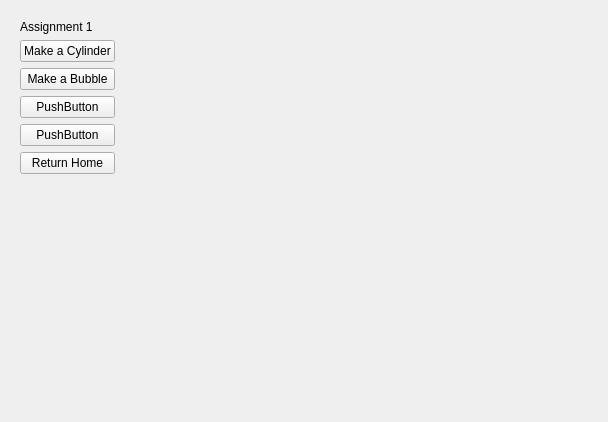
Above: resources/widget/Assignment1Widget/Widget.ui from cnbdragon/GundamPy before the change. Below: the same form after it.
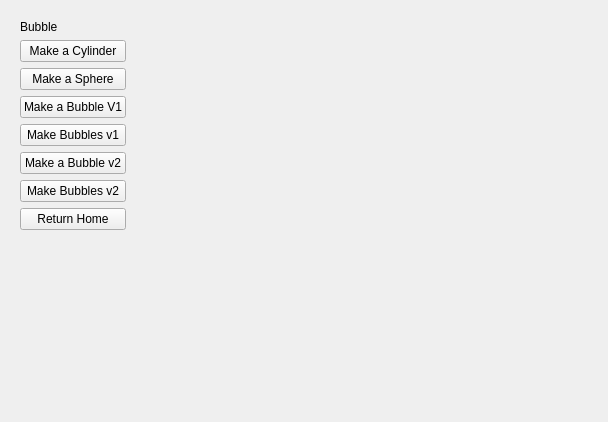
That is the form after the change.

Commit message: bubble. addend v2 of bubble having problems with keying a blendShape new splash screen

Diff of the .ui file:
```diff
--- a/resources/widget/Assignment1Widget/Widget.ui
+++ b/resources/widget/Assignment1Widget/Widget.ui
@@ -20,7 +20,7 @@
       <item>
        <widget class="QLabel" name="label">
         <property name="text">
-         <string>Assignment 1</string>
+         <string>Bubble</string>
         </property>
        </widget>
       </item>
@@ -34,21 +34,35 @@
       <item>
        <widget class="QPushButton" name="bubble">
         <property name="text">
-         <string>Make a Bubble</string>
+         <string>Make a Sphere</string>
         </property>
        </widget>
       </item>
       <item>
        <widget class="QPushButton" name="pushButton_2">
         <property name="text">
-         <string>PushButton</string>
+         <string>Make a Bubble V1</string>
         </property>
        </widget>
       </item>
       <item>
        <widget class="QPushButton" name="pushButton_3">
         <property name="text">
-         <string>PushButton</string>
+         <string>Make Bubbles v1</string>
+        </property>
+       </widget>
+      </item>
+      <item>
+       <widget class="QPushButton" name="bubbleBtn_2">
+        <property name="text">
+         <string>Make a Bubble v2</string>
+        </property>
+       </widget>
+      </item>
+      <item>
+       <widget class="QPushButton" name="bubblesBtn_2">
+        <property name="text">
+         <string>Make Bubbles v2</string>
         </property>
        </widget>
       </item>
```
Left out of the diff: 6 changed lines with no effect on the pictures. The commit also changes 5 other files.
